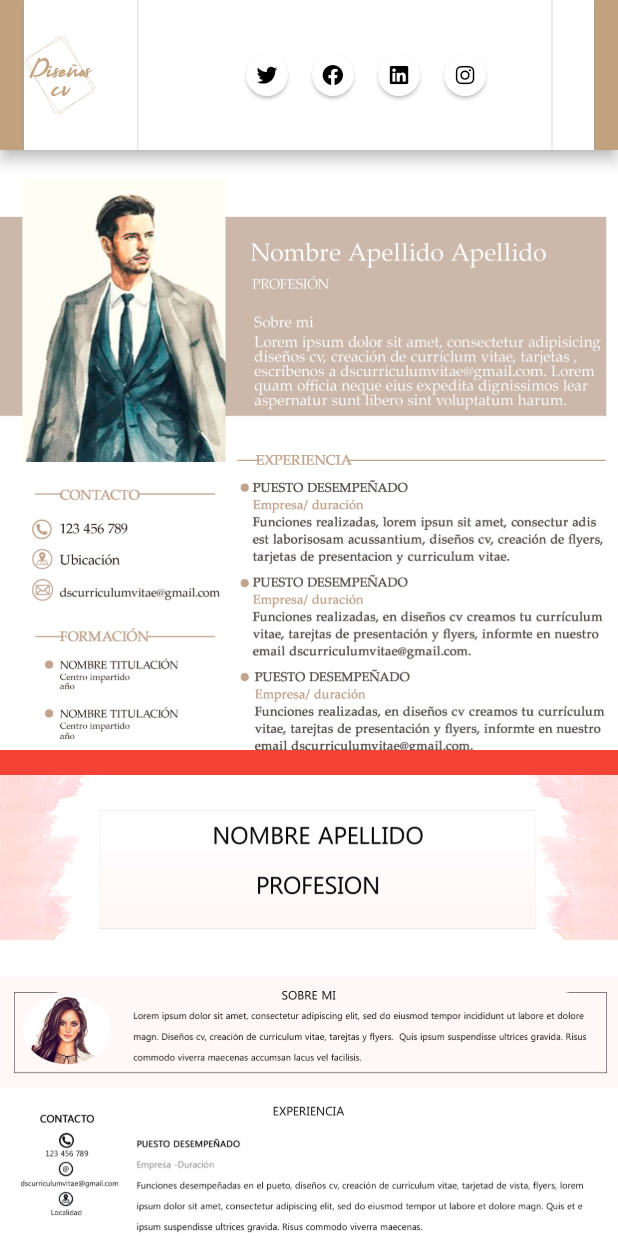
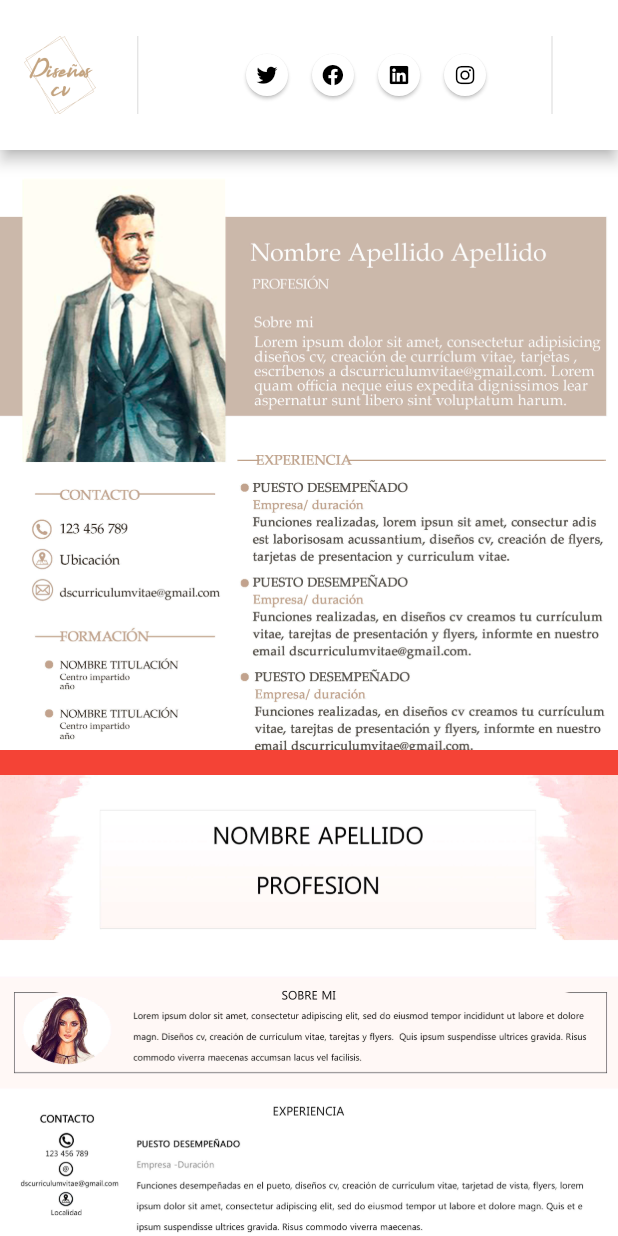
Before and after one commit to xenxi/cv-desing, a Flutter app: the screen it shows after launch, on a phone screen of 412 x 824 dp. Run offline on Flutter 3.47's test engine with Material 2 defaults, Android fonts, the phone set to English and light mode, and no system bars; our stand-ins replace animate_do, font_awesome_flutter.

Commit message:
remove unecesary container

```diff
--- a/lib/presentation/portfolio/widgets/app_bar_widget.dart
+++ b/lib/presentation/portfolio/widgets/app_bar_widget.dart
@@ -14,19 +14,8 @@ class AppBarWidget extends StatelessWidget with PreferredSizeWidget {
   Widget build(BuildContext context) {
     return AppBar(
       toolbarHeight: 100,
-      title: Container(
-        height: 100,
-        decoration: const BoxDecoration(
-          color: Colors.white,
-          boxShadow: [
-            BoxShadow(
-              color: Colors.grey,
-              offset: Offset(0.0, 1.0), //(x,y)
-              blurRadius: 1.0,
-            )
-          ],
-        ),
-        child: IntrinsicHeight(
+      backgroundColor: Colors.white,
+      title: IntrinsicHeight(
         child: Row(
           children: [
             Image.asset(
@@ -48,7 +37,6 @@ class AppBarWidget extends StatelessWidget with PreferredSizeWidget {
             VerticalDivider(thickness: .8),
             SizedBox(width: 20),
           ],
-          ),
         ),
       ),
     );
```
Lines whose indentation alone changed are shown as unchanged.
